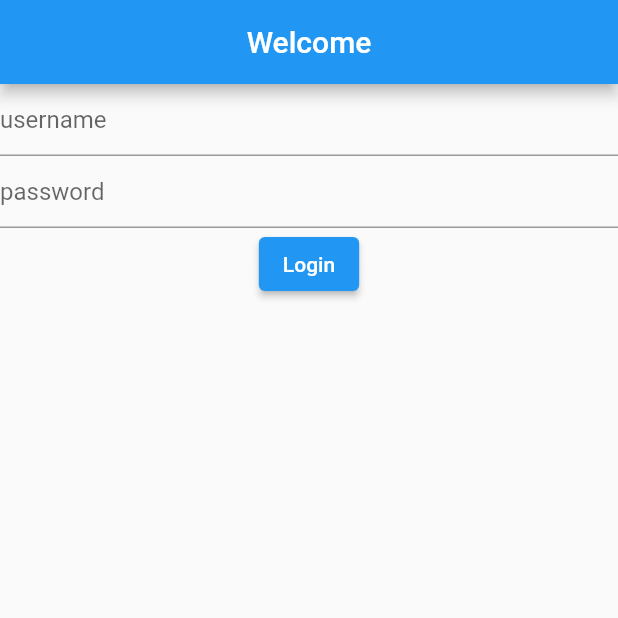
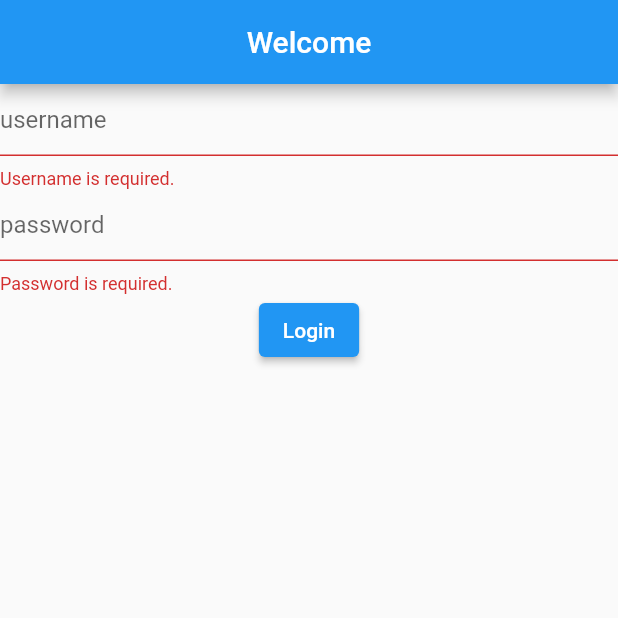
Before and after one commit to hugoalvares/e_trading, a Flutter app: the screen it shows after launch, after a tap on "Login", on a phone screen of 412 x 824 dp, the top half of it. Run offline on Flutter 3.47's test engine with Material 2 defaults, Android fonts, the phone set to English and light mode, and no system bars.

Commit message:
login story completed

```diff
--- a/lambdas/user/package.json
+++ b/lambdas/user/package.json
@@ -10,14 +10,12 @@
     "build": "serverless package",
     "deploy": "serverless deploy"
   },
-  "dependencies": {
-    "aws-sdk": "^2.876.0"
-  },
   "devDependencies": {
     "@types/aws-lambda": "^8.10.73",
     "@typescript-eslint/eslint-plugin": "^4.19.0",
     "@typescript-eslint/parser": "^4.19.0",
     "ava": "^3.15.0",
+    "aws-sdk": "^2.876.0",
     "aws-sdk-mock": "^5.1.0",
     "eslint": "^7.23.0",
     "eslint-config-standard": "^16.0.2",
--- a/ui/lib/components/formLogin.dart
+++ b/ui/lib/components/formLogin.dart
@@ -1,4 +1,9 @@
 import 'package:flutter/material.dart';
+import 'package:http/http.dart' as http;
+import 'dart:convert';
+import 'package:ui/components/CustomAlertDialog.dart';
+import 'package:ui/models/LoginResponse.dart';
+import 'package:ui/helpers/constants.dart';
 
 class FormLogin extends StatefulWidget {
   @override
@@ -7,37 +12,64 @@ class FormLogin extends StatefulWidget {
   }
 }
 
+requestLogin(String username, String password, BuildContext context) async {
+  final response = await http.post(Uri.https(appUri, loginEndpoint), body: jsonEncode({
+    'username': username,
+    'password': password,
+  }));
+  final responseBody = loginResponseFromJson(response.body);
+
+  if (response.statusCode == 200) {
+    return true;
+  } else {
+    customAlertDialog(context, responseBody.message);
+    return false;
+  }
+}
+
 class FormLoginState extends State<FormLogin> {
 
-  final _formKey = GlobalKey<FormState>();
+  final formLoginKey = GlobalKey<FormState>();
 
-  String _validateRequiredInputs(inputName, value) {
-    return (value == null || value.isEmpty) ? inputName + ' is required.' : '';
+  TextEditingController usernameInputController = TextEditingController();
+  TextEditingController passwordInputController = TextEditingController();
+
+  String validateRequiredInputs(inputName, value) {
+    return (value == null || value.isEmpty) ? inputName + ' is required.' : null;
+  }
+
+  loginButtonClick() async {
+    if (formLoginKey.currentState.validate()) {
+      bool loginSuccessful = await requestLogin(usernameInputController.text, passwordInputController.text, context);
+      if (loginSuccessful) {
+        // change pages
+      }
+    }
   }
 
   @override
   Widget build(BuildContext context) {
     return Form(
-      key: _formKey,
+      key: formLoginKey,
       child: Column(
         children: [
           TextFormField(
             decoration: InputDecoration(
               hintText: 'username',
             ),
-            validator: (value) => _validateRequiredInputs('Username', value),
+            validator: (value) => validateRequiredInputs('Username', value),
+            controller: usernameInputController,
           ),
           TextFormField(
             decoration: InputDecoration(
               hintText: 'password',
             ),
-            validator: (value) => _validateRequiredInputs('Password', value),
+            validator: (value) => validateRequiredInputs('Password', value),
+            controller: passwordInputController,
             obscureText: true,
           ),
           ElevatedButton(
-            onPressed: () {
-              return _formKey.currentState.validate();
-            },
+            onPressed: loginButtonClick,
             child: Text('Login')
           ),
         ],
--- /dev/null
+++ b/ui/lib/helpers/constants.dart
@@ -0,0 +1,2 @@
+final String appUri = 'qqv65ve3wh.execute-api.us-east-1.amazonaws.com';
+final String loginEndpoint = 'dev/login';
--- a/ui/lib/main.dart
+++ b/ui/lib/main.dart
@@ -1,5 +1,5 @@
 import 'package:flutter/material.dart';
-import 'package:ui/components/formLogin.dart';
+import 'package:ui/components/FormLogin.dart';
 
 void main() {
   runApp(MyApp());
```
Also changed, not shown: ui/lib/components/CustomAlertDialog.dart (added, +25 -0 lines), ui/lib/models/LoginResponse.dart (added, +21 -0 lines), lambdas/user/package-lock.json, 4 other files.
